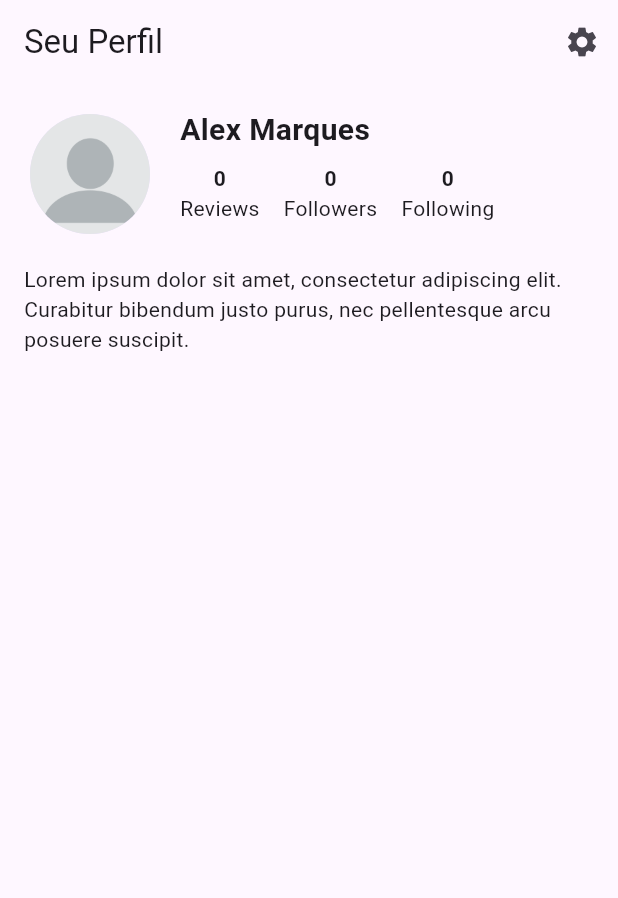
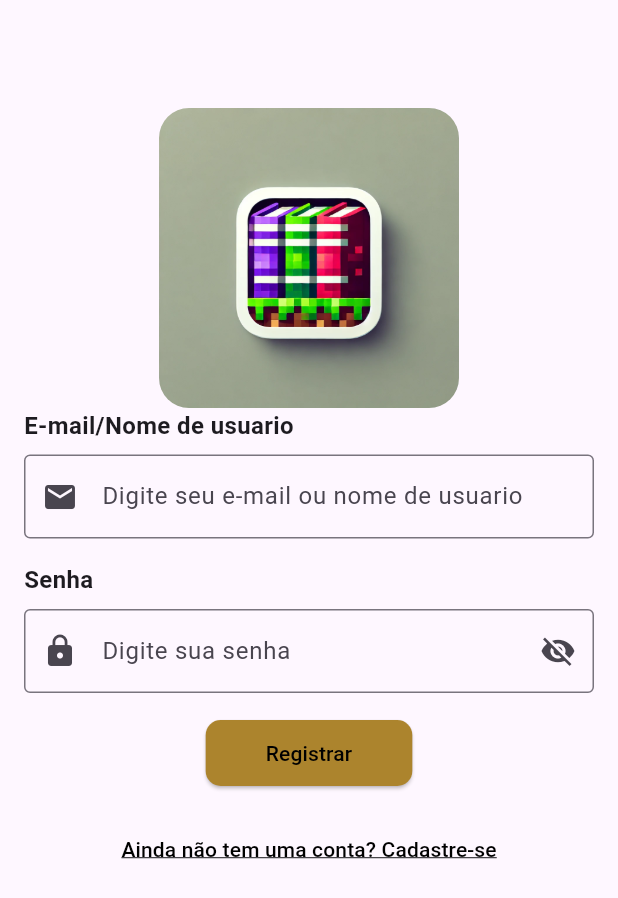
Before and after one commit to AlexMarques00/app_livros, a Flutter app: the screen it shows after launch, on a phone screen of 412 x 824 dp. Shown: the top 898 px of the screen. Run offline on Flutter 3.47's test engine with Material 3 defaults, Android fonts, the phone set to English and light mode, and no system bars; our stand-ins replace mask_text_input_formatter.

```diff
--- a/lib/Profile.dart
+++ b/lib/Profile.dart
@@ -9,24 +9,22 @@ class Profile extends StatefulWidget {
 }
 
 class _ProfileState extends State<Profile> {
-  bool _notificacao = false;
-  TextEditingController _textEditingController =
-      TextEditingController(); //instanciar o objeto para controlar o campo de texto
+  TextEditingController _textEditingController = TextEditingController(); //instanciar o objeto para controlar o campo de texto
 
   @override
   Widget build(BuildContext context) {
     return Scaffold(
       appBar: AppBar(
-        //configurações de retorno
+        automaticallyImplyLeading: false,
         title: Text("Seu Perfil"),
         actions: [
           IconButton(
             icon: Icon(Icons.settings),
             onPressed: () {
               Navigator.push(
-                  context,
-                  MaterialPageRoute(builder: (context) => Config()),
-                ); // Volta para a tela anterior
+                context,
+                MaterialPageRoute(builder: (context) => Config()),
+              );
             },
           ),
         ]
@@ -76,14 +74,14 @@ class _ProfileState extends State<Profile> {
                           Column(
                             children: [
                               Text("0", style: TextStyle(fontWeight: FontWeight.bold)),
-                              Text("Followers"),
+                              Text("Leitores"),
                             ],
                           ),
                           SizedBox(width: 16),
                           Column(
                             children: [
                               Text("0", style: TextStyle(fontWeight: FontWeight.bold)),
-                              Text("Following"),
+                              Text("Seguindo"),
                             ],
                           ),
                         ],
--- /dev/null
+++ b/lib/SignIn.dart
@@ -0,0 +1,131 @@
+import 'package:flutter/material.dart';
+import 'SignUp.dart';
+import 'Profile.dart';
+import 'package:flutter/services.dart';
+import 'package:mask_text_input_formatter/mask_text_input_formatter.dart';
+
+class SignIn extends StatefulWidget {
+  @override
+  _SignInState createState() => _SignInState();
+}
+
+class _SignInState extends State<SignIn> {
+  bool _obscureText = true;
+  bool _isChecked = false;
+  TextEditingController _textEditingController = TextEditingController();
+
+  // Máscara para formatar telefone
+  final maskFormatter = MaskTextInputFormatter(
+    mask: '(##) #####-####',
+    filter: {"#": RegExp(r'[0-9]')}, // Apenas números
+  );
+
+  @override
+  Widget build(BuildContext context) {
+    return Scaffold(
+      appBar: AppBar(
+        automaticallyImplyLeading: false,
+      ),
+      body: Padding(
+        padding: EdgeInsets.all(16),
+        child: Column(
+          crossAxisAlignment: CrossAxisAlignment.start,
+          children: [
+           Center(
+              child: ClipRRect(
+                borderRadius: BorderRadius.circular(20.0), // Define o raio das bordas
+                child: Image.asset(
+                  'assets/images/logoTeste.png',
+                  width: 200.0,
+                  height: 200.0,
+                  fit: BoxFit.cover,
+                ),
+              ),
+            ),
+            Text(
+              "E-mail/Nome de usuario",
+              style: TextStyle(fontSize: 16, fontWeight: FontWeight.w600),
+            ),
+            SizedBox(height: 8),
+            TextField(
+              keyboardType: TextInputType.emailAddress,
+              decoration: InputDecoration(
+                border: OutlineInputBorder(),
+                hintText: "Digite seu e-mail ou nome de usuario",
+                prefixIcon: Icon(Icons.email),
+              ),
+            ),
+            SizedBox(height: 16),
+            Text(
+              "Senha",
+              style: TextStyle(fontSize: 16, fontWeight: FontWeight.w600),
+            ),
+            SizedBox(height: 8),
+            TextField(
+              obscureText: _obscureText,
+              decoration: InputDecoration(
+                border: OutlineInputBorder(),
+                hintText: "Digite sua senha",
+                prefixIcon: Icon(Icons.lock),
+                suffixIcon: IconButton(
+                  icon: Icon(
+                    _obscureText ? Icons.visibility_off : Icons.visibility,
+                  ),
+                  onPressed: () {
+                    setState(() {
+                      _obscureText = !_obscureText;
+                    });
+                  },
+                ),
+              ),
+            ),
+            SizedBox(height: 16),
+            Row(
+              mainAxisAlignment: MainAxisAlignment.center,
+              children: [
+                ElevatedButton(
+                  onPressed:() {
+                    Navigator.push(
+                      context,
+                      MaterialPageRoute(builder: (context) => Profile()),
+                    );
+                  },
+                  style: ElevatedButton.styleFrom(
+                    backgroundColor: const Color(0xFFAC842D),
+                    foregroundColor: Colors.black,
+                    padding: EdgeInsets.symmetric(horizontal: 40, vertical: 12),
+                    shape: RoundedRectangleBorder(
+                      borderRadius: BorderRadius.circular(10),
+                    ),
+                  ),
+                  child: Text("Registrar"),
+                ),
+              ],
+            ),
+            SizedBox(height: 16),
+            Row(
+              mainAxisAlignment: MainAxisAlignment.center,
+              children: [
+                TextButton(
+                  onPressed: () {
+                    Navigator.push(
+                      context,
+                      MaterialPageRoute(builder: (context) => SignUp()),
+                    );
+                  },
+                  child: Text(
+                    "Ainda não tem uma conta? Cadastre-se",
+                    style: TextStyle(
+                      color: Colors.black,
+                      decoration: TextDecoration.underline,
+                    ),
+                  ),
+                ),
+              ],
+            ),
+          ],
+        ),
+      ),
+    );
+  }
+}
--- a/lib/main.dart
+++ b/lib/main.dart
@@ -1,8 +1,8 @@
 import 'package:flutter/material.dart';
-import 'Profile.dart';
+import 'SignIn.dart';
 
 void main() {
   runApp(MaterialApp(
-    home: Profile(),
+    home: SignIn(),
   ));
 }
--- a/pubspec.yaml
+++ b/pubspec.yaml
@@ -33,6 +33,7 @@ dependencies:
 
   # The following adds the Cupertino Icons font to your application.
   # Use with the CupertinoIcons class for iOS style icons.
+  mask_text_input_formatter: ^2.5.0
   cupertino_icons: ^1.0.8
 
 dev_dependencies:
```
Also changed, not shown: lib/Config.dart (+6 -3 lines), lib/SignUp.dart (added, +179 -0 lines), lib/Sobre.dart (+12 -1 lines), assets/images/logoTeste.png (added), pubspec.lock, 1 other file.
